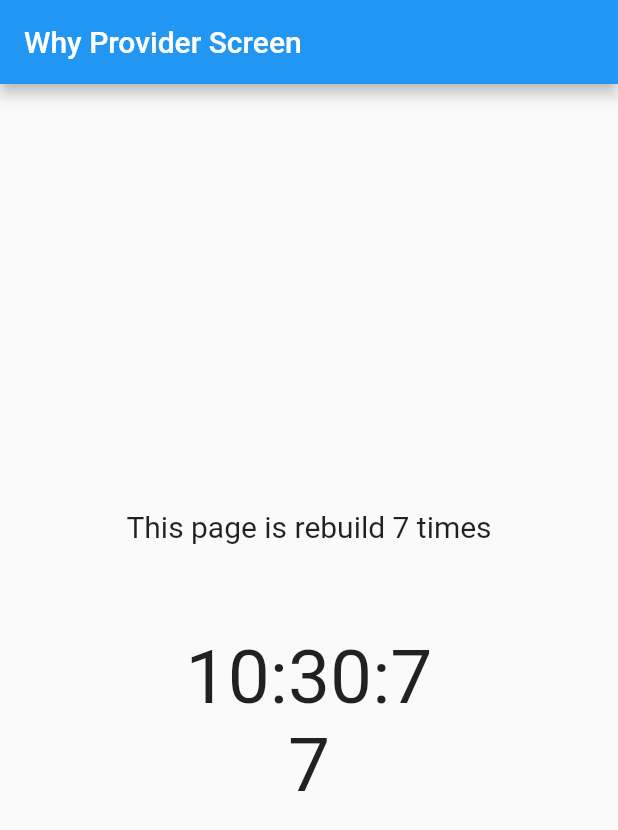
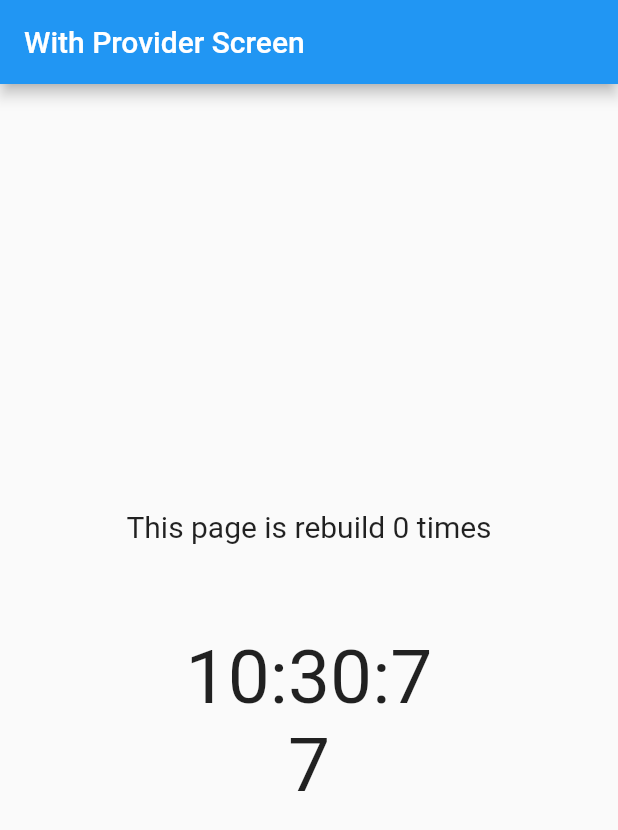
Before and after one commit to ThisIsAnshMalik/provider_state_management, a Flutter app: the screen it shows after launch, on a phone screen of 412 x 824 dp. Shown: the top 830 px of the screen. Run offline on Flutter 3.47's test engine with Material 2 defaults, Android fonts, the phone set to English and light mode, and no system bars.

Commit message:
With provider page is done with provider featers

```diff
--- a/lib/main.dart
+++ b/lib/main.dart
@@ -1,4 +1,7 @@
 import 'package:flutter/material.dart';
+import 'package:provider/provider.dart';
+import 'package:provider_state_management/provider/count_provider.dart';
+import 'package:provider_state_management/screens/with_provider_screen.dart';
 import 'package:provider_state_management/screens/without_provider_screen.dart';
 
 void main() {
@@ -10,13 +13,15 @@ class MyApp extends StatelessWidget {
 
   @override
   Widget build(BuildContext context) {
-    return MaterialApp(
-      debugShowCheckedModeBanner: false,
-      title: 'Provider state management',
-      theme: ThemeData(
-        primarySwatch: Colors.blue,
-      ),
-      home: const WithoutProviderScreen(),
-    );
+    return ChangeNotifierProvider(
+        create: ((context) => CountProvider()),
+        child: MaterialApp(
+          debugShowCheckedModeBanner: false,
+          title: 'Provider state management',
+          theme: ThemeData(
+            primarySwatch: Colors.blue,
+          ),
+          home: const WithProviderScreen(),
+        ));
   }
 }
--- /dev/null
+++ b/lib/provider/count_provider.dart
@@ -0,0 +1,11 @@
+import 'package:flutter/foundation.dart';
+
+class CountProvider extends ChangeNotifier {
+  int _count = 0;
+  int get count => _count;
+
+  void setCount() {
+    _count++;
+    notifyListeners();
+  }
+}
--- /dev/null
+++ b/lib/screens/with_provider_screen.dart
@@ -0,0 +1,66 @@
+import 'dart:async';
+
+import 'package:flutter/material.dart';
+import 'package:provider/provider.dart';
+import 'package:provider_state_management/provider/count_provider.dart';
+
+class WithProviderScreen extends StatefulWidget {
+  const WithProviderScreen({Key? key}) : super(key: key);
+
+  @override
+  State<WithProviderScreen> createState() => _WithProviderScreenState();
+}
+
+class _WithProviderScreenState extends State<WithProviderScreen> {
+  @override
+  void initState() {
+    // TODO: implement initState
+    super.initState();
+    final countProvider = Provider.of<CountProvider>(context, listen: false);
+    Timer.periodic(Duration(seconds: 1), (timer) {
+      countProvider.setCount();
+    });
+  }
+
+  int no = 0;
+  @override
+  Widget build(BuildContext context) {
+    return Scaffold(
+      appBar: AppBar(
+        title: const Text("With Provider Screen"),
+      ),
+      body: Column(
+        mainAxisAlignment: MainAxisAlignment.center,
+        crossAxisAlignment: CrossAxisAlignment.center,
+        children: [
+          Center(
+              child: Text(
+            "This page is rebuild ${no++} times",
+            style: const TextStyle(fontSize: 20, fontWeight: FontWeight.w400),
+          )),
+          const SizedBox(
+            height: 60,
+          ),
+          Center(child: Consumer<CountProvider>(
+            builder: (context, value, child) {
+              return Text(
+                "${DateTime.now().hour.toString()}:${DateTime.now().minute.toString()}:${DateTime.now().second.toString()}",
+                style:
+                    const TextStyle(fontSize: 50, fontWeight: FontWeight.w400),
+              );
+            },
+          )),
+          Center(child: Consumer<CountProvider>(
+            builder: ((context, value, child) {
+              return Text(
+                value.count.toString(),
+                style:
+                    const TextStyle(fontSize: 50, fontWeight: FontWeight.w400),
+              );
+            }),
+          ))
+        ],
+      ),
+    );
+  }
+}
```
